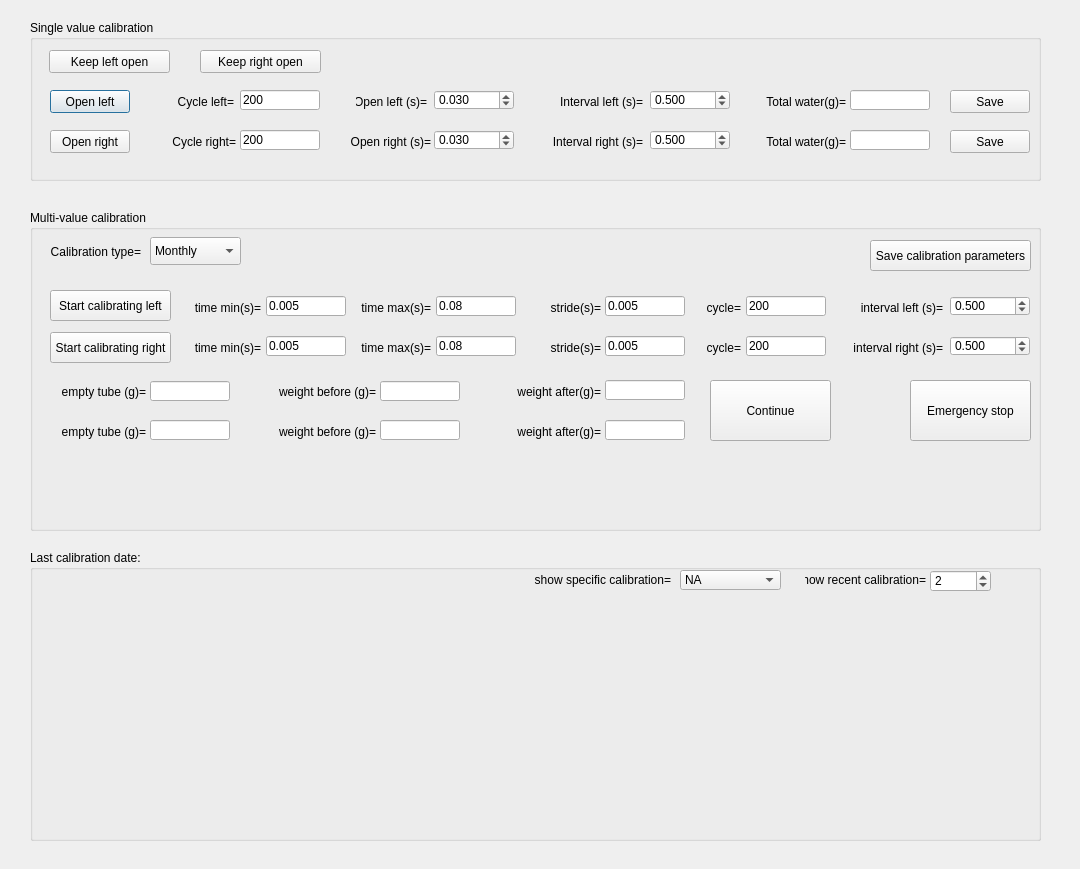
First picture: the form in src/foraging_gui/Calibration.ui, repository AllenNeuralDynamics/dynamic-foraging-task, before the edit.
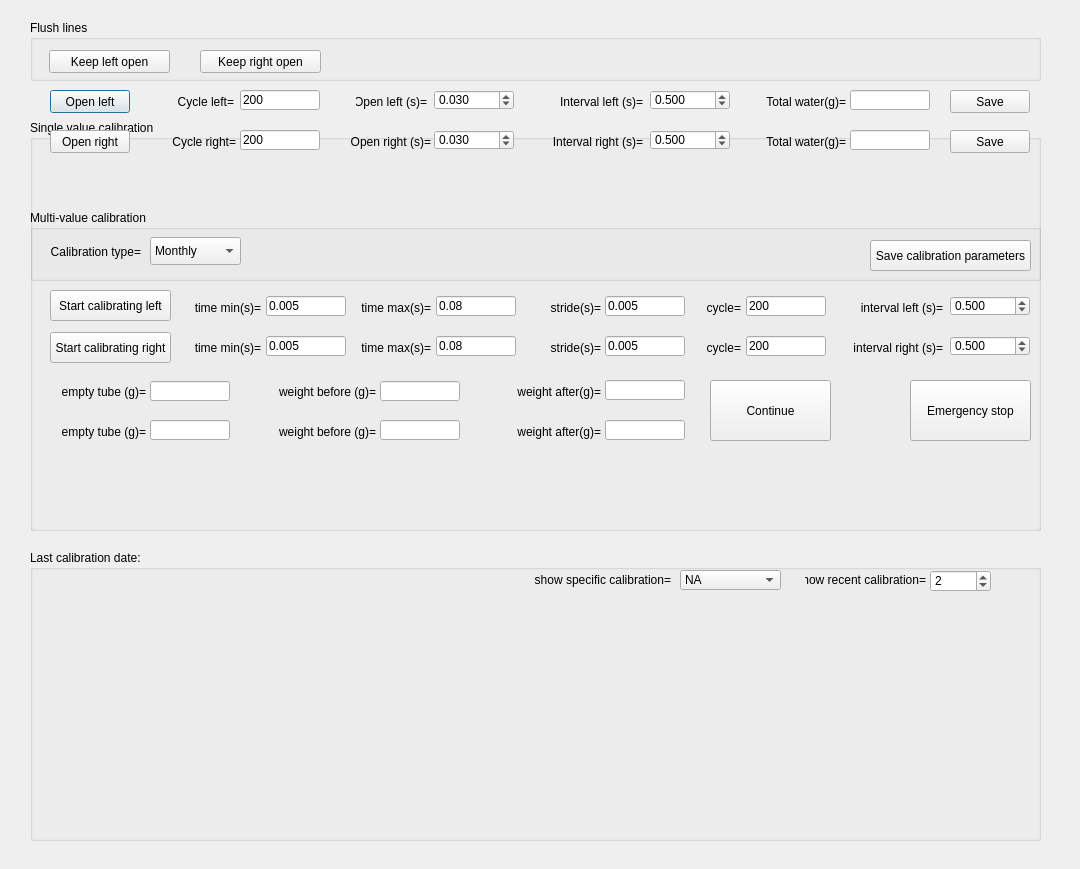
Second picture: the form after the edit.

```diff
--- a/src/foraging_gui/Calibration.ui
+++ b/src/foraging_gui/Calibration.ui
@@ -993,6 +993,19 @@
      <x>30</x>
      <y>20</y>
      <width>1011</width>
+     <height>61</height>
+    </rect>
+   </property>
+   <property name="title">
+    <string>Flush lines</string>
+   </property>
+  </widget>
+  <widget class="QGroupBox" name="groupBox">
+   <property name="geometry">
+    <rect>
+     <x>30</x>
+     <y>120</y>
+     <width>1011</width>
      <height>161</height>
     </rect>
    </property>
```
